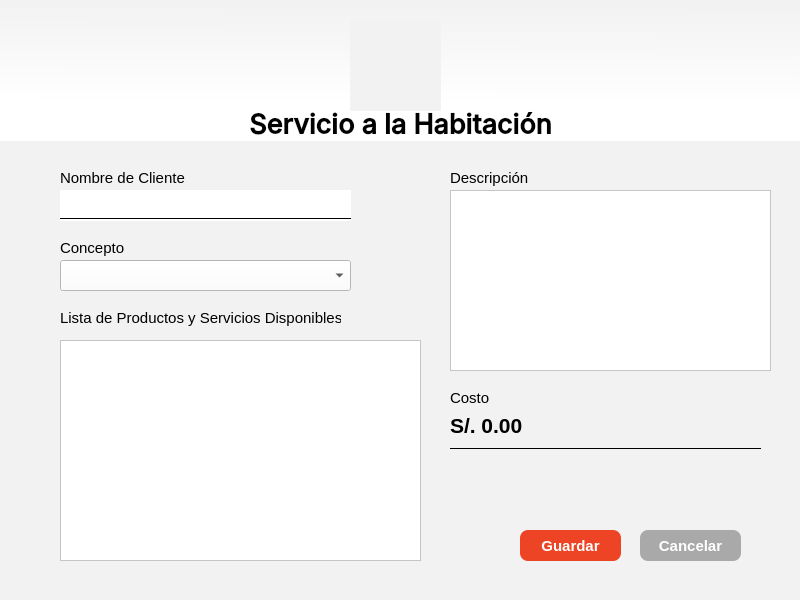
This is project1/views/ui/servicio_habitacion.ui in Alex300VA24/projectHotel as Qt 5 draws it before an edit. The edited form follows.
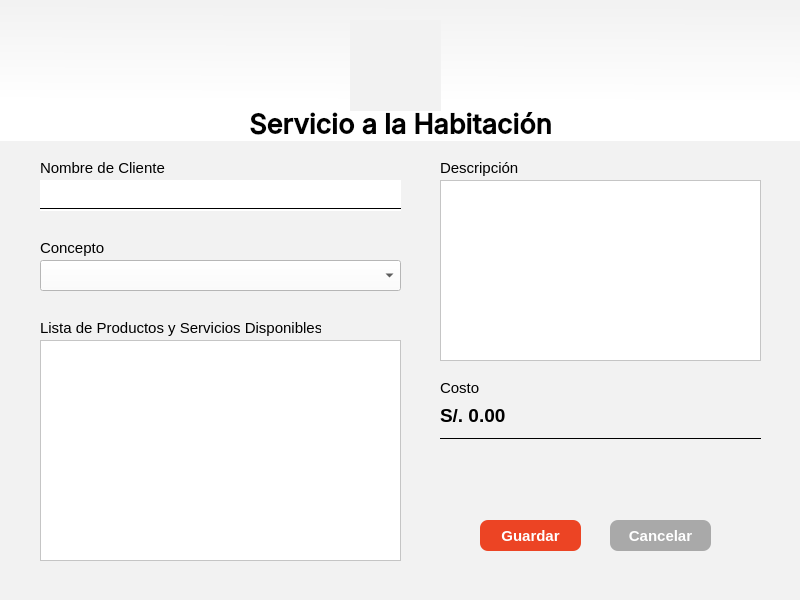
This is the edited form. Icons and pictures are not drawn.

Diff of the .ui file:
```diff
--- a/project1/views/ui/servicio_habitacion.ui
+++ b/project1/views/ui/servicio_habitacion.ui
@@ -21,16 +21,16 @@
   <widget class="QLineEdit" name="txt_nombre_cliente">
    <property name="geometry">
     <rect>
-     <x>60</x>
-     <y>190</y>
-     <width>291</width>
+     <x>40</x>
+     <y>180</y>
+     <width>361</width>
      <height>31</height>
     </rect>
    </property>
    <property name="font">
     <font>
      <family>Tahoma</family>
-     <pointsize>10</pointsize>
+     <pointsize>9</pointsize>
     </font>
    </property>
    <property name="styleSheet">
@@ -43,8 +43,8 @@
   <widget class="QLabel" name="label_3">
    <property name="geometry">
     <rect>
-     <x>60</x>
-     <y>170</y>
+     <x>40</x>
+     <y>160</y>
      <width>151</width>
      <height>16</height>
     </rect>
@@ -62,7 +62,7 @@
   <widget class="QLabel" name="label_4">
    <property name="geometry">
     <rect>
-     <x>60</x>
+     <x>40</x>
      <y>240</y>
      <width>71</width>
      <height>16</height>
@@ -81,8 +81,8 @@
   <widget class="QLabel" name="label_7">
    <property name="geometry">
     <rect>
-     <x>450</x>
-     <y>170</y>
+     <x>440</x>
+     <y>160</y>
      <width>111</width>
      <height>16</height>
     </rect>
@@ -100,8 +100,8 @@
   <widget class="QLabel" name="label_8">
    <property name="geometry">
     <rect>
-     <x>450</x>
-     <y>390</y>
+     <x>440</x>
+     <y>380</y>
      <width>131</width>
      <height>16</height>
     </rect>
@@ -119,8 +119,8 @@
   <widget class="QPushButton" name="btn_guardar">
    <property name="geometry">
     <rect>
-     <x>520</x>
-     <y>530</y>
+     <x>480</x>
+     <y>520</y>
      <width>101</width>
      <height>31</height>
     </rect>
@@ -151,8 +151,8 @@
   <widget class="QPushButton" name="btn_cancelar">
    <property name="geometry">
     <rect>
-     <x>640</x>
-     <y>530</y>
+     <x>610</x>
+     <y>520</y>
      <width>101</width>
      <height>31</height>
     </rect>
@@ -183,9 +183,9 @@
   <widget class="QFrame" name="frame_2">
    <property name="geometry">
     <rect>
-     <x>60</x>
-     <y>210</y>
-     <width>291</width>
+     <x>40</x>
+     <y>200</y>
+     <width>361</width>
      <height>16</height>
     </rect>
    </property>
@@ -205,9 +205,9 @@
   <widget class="QFrame" name="frame_5">
    <property name="geometry">
     <rect>
-     <x>450</x>
-     <y>440</y>
-     <width>311</width>
+     <x>440</x>
+     <y>430</y>
+     <width>321</width>
      <height>16</height>
     </rect>
    </property>
@@ -275,16 +275,16 @@
   <widget class="QComboBox" name="box_concepto">
    <property name="geometry">
     <rect>
-     <x>60</x>
+     <x>40</x>
      <y>260</y>
-     <width>291</width>
+     <width>361</width>
      <height>31</height>
     </rect>
    </property>
    <property name="font">
     <font>
      <family>Tahoma</family>
-     <pointsize>11</pointsize>
+     <pointsize>9</pointsize>
     </font>
    </property>
    <property name="styleSheet">
@@ -297,8 +297,8 @@
   <widget class="QLabel" name="lbl_total">
    <property name="geometry">
     <rect>
-     <x>450</x>
-     <y>410</y>
+     <x>440</x>
+     <y>400</y>
      <width>291</width>
      <height>31</height>
     </rect>
@@ -306,7 +306,7 @@
    <property name="font">
     <font>
      <family>Tahoma</family>
-     <pointsize>16</pointsize>
+     <pointsize>14</pointsize>
      <bold>true</bold>
     </font>
    </property>
@@ -317,7 +317,7 @@
   <widget class="QGroupBox" name="groupBox_lista">
    <property name="geometry">
     <rect>
-     <x>60</x>
+     <x>40</x>
      <y>340</y>
      <width>361</width>
      <height>221</height>
@@ -349,8 +349,8 @@
   <widget class="QPlainTextEdit" name="txt_descripcion">
    <property name="geometry">
     <rect>
-     <x>450</x>
-     <y>190</y>
+     <x>440</x>
+     <y>180</y>
      <width>321</width>
      <height>181</height>
     </rect>
@@ -365,8 +365,8 @@
   <widget class="QLabel" name="label_9">
    <property name="geometry">
     <rect>
-     <x>60</x>
-     <y>310</y>
+     <x>40</x>
+     <y>320</y>
      <width>281</width>
      <height>16</height>
     </rect>
```
